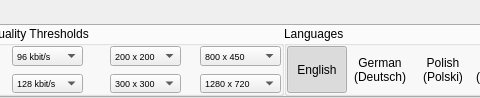
UltraStar-Deluxe/UltraStar-Manager, file uman/src/ribbon/QURibbonBar.ui: the form before one commit; both pictures show x 428 to 908 and y 0 to 98 of the 1110 by 98 pixel window.
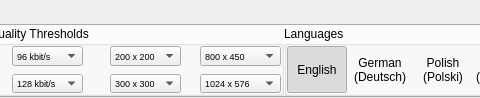
The form after the commit. The open tabs and pages were chosen to show the change. Icons and pictures are not drawn.

Commit message: added 1024 x 576 as background quality

What changed in the file:
```diff
--- a/uman/src/ribbon/QURibbonBar.ui
+++ b/uman/src/ribbon/QURibbonBar.ui
@@ -1512,13 +1512,18 @@
             <string>Specify the minimum resolution for high background quality.</string>
            </property>
            <property name="currentIndex">
-            <number>2</number>
+            <number>1</number>
            </property>
            <item>
             <property name="text">
              <string notr="true">960 x 540</string>
             </property>
            </item>
+           <item>
+            <property name="text">
+             <string>1024 x 576</string>
+            </property>
+           </item>
            <item>
             <property name="text">
              <string notr="true">1120 x 630</string>
```
Left out of the diff: 5 changed lines with no effect on the pictures.
